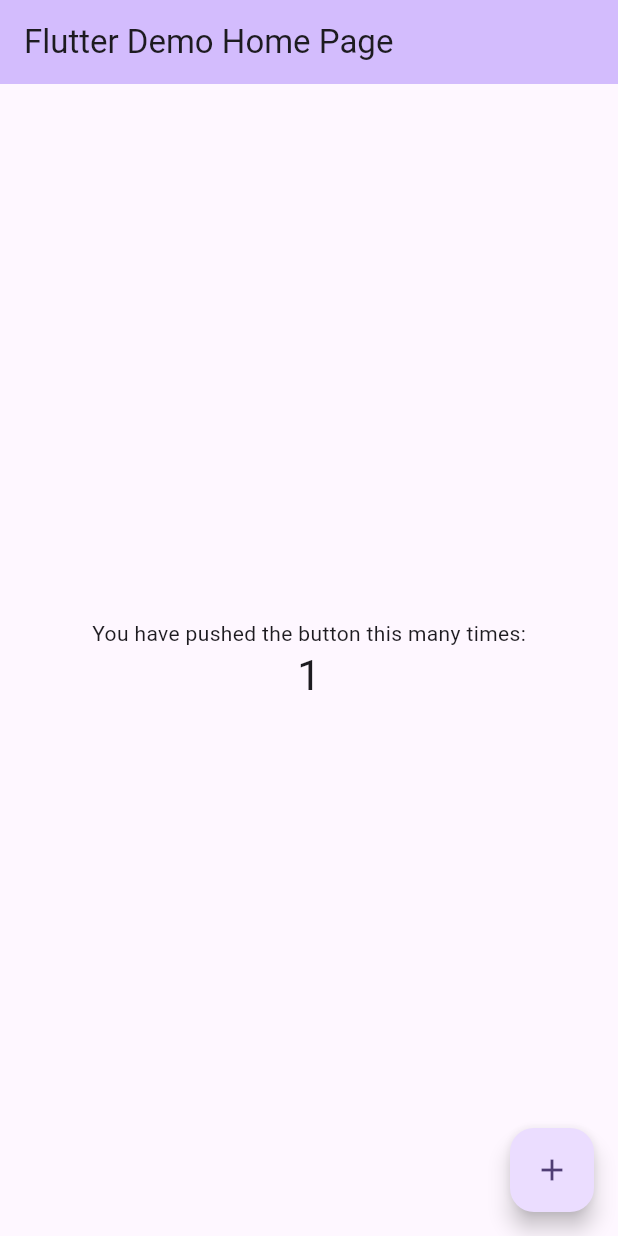
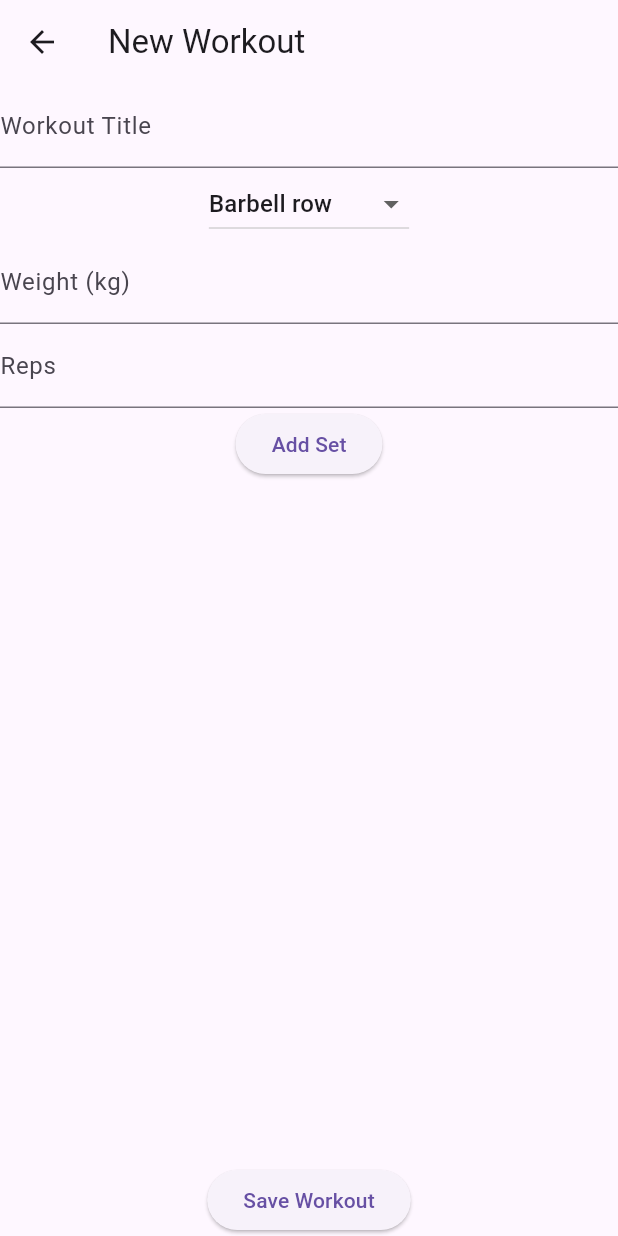
Before and after one commit to fabiocataldodev/gym_tracker_test, a Flutter app: the screen it shows after launch, after a tap on the "add" icon, on a phone screen of 412 x 824 dp. Run offline on Flutter 3.47's test engine with Material 3 defaults, Android fonts, the phone set to English and light mode, and no system bars; our stand-ins replace get, get_storage.

Commit message:
Initial commit: Set up basic Flutter workout tracking application

```diff
--- /dev/null
+++ b/lib/controller/work_out_controller.dart
@@ -0,0 +1,69 @@
+import 'package:flutter/material.dart';
+import 'package:get/get.dart';
+import '../models/workout_model.dart';
+import '../services/storage_service.dart';
+
+class WorkoutController extends GetxController {
+  var workouts = <Workout>[].obs;
+  var sets = <SetModel>[].obs;
+  final selectedExercise = 'Barbell row'.obs;
+  final TextEditingController weightController = TextEditingController();
+  final TextEditingController repsController = TextEditingController();
+  final TextEditingController titleController = TextEditingController();
+
+  final StorageService _storageService = StorageService();
+
+  @override
+  void onInit() {
+    super.onInit();
+    workouts.value = _storageService.getWorkouts();
+  }
+
+  void addSet() {
+    final weight = double.tryParse(weightController.text);
+    final reps = int.tryParse(repsController.text);
+    final title = titleController.text;
+
+    if (weight == null || reps == null || weight <= 0 || reps <= 0) {
+      Get.snackbar('Error',
+          'Weight and reps must be valid numbers and greater than zero.');
+      return;
+    }
+
+    sets.add(SetModel(
+      exercise: selectedExercise.value,
+      weight: weight,
+      reps: reps,
+      title: title,
+    ));
+    weightController.clear();
+    repsController.clear();
+  }
+
+  void removeSet(int index) {
+    sets.removeAt(index);
+  }
+
+  void addWorkout(Workout workout) {
+    workouts.insert(0, workout);
+    _storageService.saveWorkouts(workouts);
+  }
+
+  void updateWorkout(int index, Workout updatedWorkout) {
+    workouts[index] = updatedWorkout;
+    _storageService.saveWorkouts(workouts);
+  }
+
+  void deleteWorkout(int index) {
+    workouts.removeAt(index);
+    _storageService.saveWorkouts(workouts);
+  }
+
+  void reset() {
+    sets.clear();
+    selectedExercise.value = 'Barbell row';
+    weightController.clear();
+    repsController.clear();
+    titleController.clear();
+  }
+}
--- a/lib/main.dart
+++ b/lib/main.dart
@@ -1,125 +1,24 @@
 import 'package:flutter/material.dart';
+import 'package:get/get.dart';
+import 'package:get_storage/get_storage.dart';
+import 'package:gym_tracker_test/controller/work_out_controller.dart';
+import 'package:gym_tracker_test/screens/work_out_list_screen.dart';
 
-void main() {
+void main() async {
+  await GetStorage.init();
+  Get.put(WorkoutController());
   runApp(const MyApp());
 }
 
 class MyApp extends StatelessWidget {
   const MyApp({super.key});
 
-  // This widget is the root of your application.
   @override
   Widget build(BuildContext context) {
-    return MaterialApp(
-      title: 'Flutter Demo',
-      theme: ThemeData(
-        // This is the theme of your application.
-        //
-        // TRY THIS: Try running your application with "flutter run". You'll see
-        // the application has a purple toolbar. Then, without quitting the app,
-        // try changing the seedColor in the colorScheme below to Colors.green
-        // and then invoke "hot reload" (save your changes or press the "hot
-        // reload" button in a Flutter-supported IDE, or press "r" if you used
-        // the command line to start the app).
-        //
-        // Notice that the counter didn't reset back to zero; the application
-        // state is not lost during the reload. To reset the state, use hot
-        // restart instead.
-        //
-        // This works for code too, not just values: Most code changes can be
-        // tested with just a hot reload.
-        colorScheme: ColorScheme.fromSeed(seedColor: Colors.deepPurple),
-        useMaterial3: true,
-      ),
-      home: const MyHomePage(title: 'Flutter Demo Home Page'),
+    return const GetMaterialApp(
+      debugShowCheckedModeBanner: false,
+      title: 'Workout Tracker',
+      home: WorkoutListScreen(),
     );
   }
 }
-
-class MyHomePage extends StatefulWidget {
-  const MyHomePage({super.key, required this.title});
-
-  // This widget is the home page of your application. It is stateful, meaning
-  // that it has a State object (defined below) that contains fields that affect
-  // how it looks.
-
-  // This class is the configuration for the state. It holds the values (in this
-  // case the title) provided by the parent (in this case the App widget) and
-  // used by the build method of the State. Fields in a Widget subclass are
-  // always marked "final".
-
-  final String title;
-
-  @override
-  State<MyHomePage> createState() => _MyHomePageState();
-}
-
-class _MyHomePageState extends State<MyHomePage> {
-  int _counter = 0;
-
-  void _incrementCounter() {
-    setState(() {
-      // This call to setState tells the Flutter framework that something has
-      // changed in this State, which causes it to rerun the build method below
-      // so that the display can reflect the updated values. If we changed
-      // _counter without calling setState(), then the build method would not be
-      // called again, and so nothing would appear to happen.
-      _counter++;
-    });
-  }
-
-  @override
-  Widget build(BuildContext context) {
-    // This method is rerun every time setState is called, for instance as done
-    // by the _incrementCounter method above.
-    //
-    // The Flutter framework has been optimized to make rerunning build methods
-    // fast, so that you can just rebuild anything that needs updating rather
-    // than having to individually change instances of widgets.
-    return Scaffold(
-      appBar: AppBar(
-        // TRY THIS: Try changing the color here to a specific color (to
-        // Colors.amber, perhaps?) and trigger a hot reload to see the AppBar
-        // change color while the other colors stay the same.
-        backgroundColor: Theme.of(context).colorScheme.inversePrimary,
-        // Here we take the value from the MyHomePage object that was created by
-        // the App.build method, and use it to set our appbar title.
-        title: Text(widget.title),
-      ),
-      body: Center(
-        // Center is a layout widget. It takes a single child and positions it
-        // in the middle of the parent.
-        child: Column(
-          // Column is also a layout widget. It takes a list of children and
-          // arranges them vertically. By default, it sizes itself to fit its
-          // children horizontally, and tries to be as tall as its parent.
-          //
-          // Column has various properties to control how it sizes itself and
-          // how it positions its children. Here we use mainAxisAlignment to
-          // center the children vertically; the main axis here is the vertical
-          // axis because Columns are vertical (the cross axis would be
-          // horizontal).
-          //
-          // TRY THIS: Invoke "debug painting" (choose the "Toggle Debug Paint"
-          // action in the IDE, or press "p" in the console), to see the
-          // wireframe for each widget.
-          mainAxisAlignment: MainAxisAlignment.center,
-          children: <Widget>[
-            const Text(
-              'You have pushed the button this many times:',
-            ),
-            Text(
-              '$_counter',
-              style: Theme.of(context).textTheme.headlineMedium,
-            ),
-          ],
-        ),
-      ),
-      floatingActionButton: FloatingActionButton(
-        onPressed: _incrementCounter,
-        tooltip: 'Increment',
-        child: const Icon(Icons.add),
-      ), // This trailing comma makes auto-formatting nicer for build methods.
-    );
-  }
-}
--- /dev/null
+++ b/lib/models/workout_model.dart
@@ -0,0 +1,53 @@
+class Workout {
+  final List<SetModel> sets;
+  final DateTime date;
+  final String title;
+
+  Workout({
+    required this.sets,
+    required this.date,
+    required this.title,
+  });
+
+  Map<String, dynamic> toJson() => {
+        'sets': sets.map((s) => s.toJson()).toList(),
+        'date': date.toIso8601String(),
+        'title': title,
+      };
+
+  factory Workout.fromJson(Map<String, dynamic> json) => Workout(
+        sets: (json['sets'] as List<dynamic>)
+            .map((e) => SetModel.fromJson(e as Map<String, dynamic>))
+            .toList(),
+        date: DateTime.parse(json['date'] as String),
+        title: json['title'] as String,
+      );
+}
+
+class SetModel {
+  final String exercise;
+  final double weight;
+  final int reps;
+  final String title;
+
+  SetModel({
+    required this.exercise,
+    required this.weight,
+    required this.reps,
+    required this.title,
+  });
+
+  Map<String, dynamic> toJson() => {
+        'exercise': exercise,
+        'weight': weight,
+        'reps': reps,
+        'title': title,
+      };
+
+  factory SetModel.fromJson(Map<String, dynamic> json) => SetModel(
+        exercise: json['exercise'] as String,
+        weight: json['weight'] as double,
+        reps: json['reps'] as int,
+        title: json['title'] as String,
+      );
+}
--- /dev/null
+++ b/lib/screens/work_out_list_screen.dart
@@ -0,0 +1,52 @@
+import 'package:flutter/material.dart';
+import 'package:get/get.dart';
+import 'package:gym_tracker_test/controller/work_out_controller.dart';
+import 'package:gym_tracker_test/screens/work_out_screen.dart';
+
+class WorkoutListScreen extends GetView<WorkoutController> {
+  const WorkoutListScreen({super.key});
+
+  @override
+  Widget build(BuildContext context) {
+    return Scaffold(
+      appBar: AppBar(
+        title: const Text('Workout List'),
+      ),
+      body: Obx(() {
+        return ListView.builder(
+          itemCount: controller.workouts.length,
+          itemBuilder: (context, index) {
+            final workout = controller.workouts[index];
+            return Dismissible(
+              key: Key(workout.date.toIso8601String()),
+              onDismissed: (direction) => controller.deleteWorkout(index),
+              child: ListTile(
+                title: Text(workout.title),
+                subtitle: Column(
+                  crossAxisAlignment: CrossAxisAlignment.start,
+                  children: workout.sets
+                      .map((set) => Text(
+                          '${set.exercise}: ${set.weight}kg, ${set.reps} reps'))
+                      .toList(),
+                ),
+                onTap: () {
+                  Get.to(() => WorkoutScreen(
+                        workout: workout,
+                        index: index,
+                      ));
+                },
+              ),
+            );
+          },
+        );
+      }),
+      floatingActionButton: FloatingActionButton(
+        onPressed: () {
+          controller.reset();
+          Get.to(() => const WorkoutScreen());
+        },
+        child: const Icon(Icons.add),
+      ),
+    );
+  }
+}
--- /dev/null
+++ b/lib/screens/work_out_screen.dart
@@ -0,0 +1,98 @@
+import 'package:flutter/material.dart';
+import 'package:get/get.dart';
+import 'package:gym_tracker_test/controller/work_out_controller.dart';
+import '../models/workout_model.dart';
+
+class WorkoutScreen extends StatelessWidget {
+  final Workout? workout;
+  final int? index;
+
+  const WorkoutScreen({super.key, this.workout, this.index});
+
+  @override
+  Widget build(BuildContext context) {
+    final WorkoutController controller = Get.find();
+
+    if (workout != null) {
+      if (controller.sets.isEmpty) {
+        controller.sets.value = workout!.sets;
+      }
+      controller.titleController.text = workout!.title;
+    }
+
+    return Scaffold(
+      appBar: AppBar(
+        title: Text(workout == null ? 'New Workout' : 'Edit Workout'),
+      ),
+      body: Column(
+        children: [
+          TextField(
+            controller: controller.titleController,
+            decoration: const InputDecoration(labelText: 'Workout Title'),
+          ),
+          DropdownButton<String>(
+            value: controller.selectedExercise.value,
+            items: [
+              'Barbell row',
+              'Bench press',
+              'Shoulder press',
+              'Deadlift',
+              'Squat'
+            ]
+                .map((exercise) => DropdownMenuItem(
+                      value: exercise,
+                      child: Text(exercise),
+                    ))
+                .toList(),
+            onChanged: (value) => controller.selectedExercise.value = value!,
+          ),
+          TextField(
+            controller: controller.weightController,
+            decoration: const InputDecoration(labelText: 'Weight (kg)'),
+            keyboardType: TextInputType.number,
+          ),
+          TextField(
+            controller: controller.repsController,
+            decoration: const InputDecoration(labelText: 'Reps'),
+            keyboardType: TextInputType.number,
+          ),
+          ElevatedButton(
+            onPressed: controller.addSet,
+            child: const Text('Add Set'),
+          ),
+          Expanded(
+            child: Obx(() => ListView.builder(
+                  itemCount: controller.sets.length,
+                  itemBuilder: (context, index) {
+                    final set = controller.sets[index];
+                    return ListTile(
+                      title: Text(
+                          '${set.exercise}: ${set.weight}kg, ${set.reps} reps'),
+                    );
+                  },
+                )),
+          ),
+          ElevatedButton(
+            onPressed: () {
+              final title = controller.titleController.text.isNotEmpty
+                  ? controller.titleController.text
+                  : 'No Title';
+              final workout = Workout(
+                sets: controller.sets.toList(),
+                date: DateTime.now(),
+                title: title,
+              );
+              if (index != null) {
+                controller.updateWorkout(index!, workout);
+              } else {
+                controller.addWorkout(workout);
+              }
+              Get.back();
+            },
+            child: const Text('Save Workout'),
+          ),
+        ],
+      ),
+    );
+  }
+}
--- /dev/null
+++ b/lib/services/storage_service.dart
@@ -0,0 +1,25 @@
+import 'package:get_storage/get_storage.dart';
+import 'package:gym_tracker_test/models/workout_model.dart';
+
+class StorageService {
+  final box = GetStorage();
+
+  void saveWorkouts(List<Workout> workouts) {
+    box.write('workouts', workouts.map((w) => w.toJson()).toList());
+  }
+
+  List<Workout> getWorkouts() {
+    if (box.hasData('workouts')) {
+      final data = box.read('workouts') as List<dynamic>;
+
+      final workouts = data
+          .map((json) => Workout.fromJson(json as Map<String, dynamic>))
+          .toList();
+
+      workouts.sort((a, b) => b.date.compareTo(a.date));
+
+      return workouts;
+    }
+    return [];
+  }
+}
```
Also changed, not shown: pubspec.yaml (+4 -4 lines), pubspec.lock, 6 other files.
